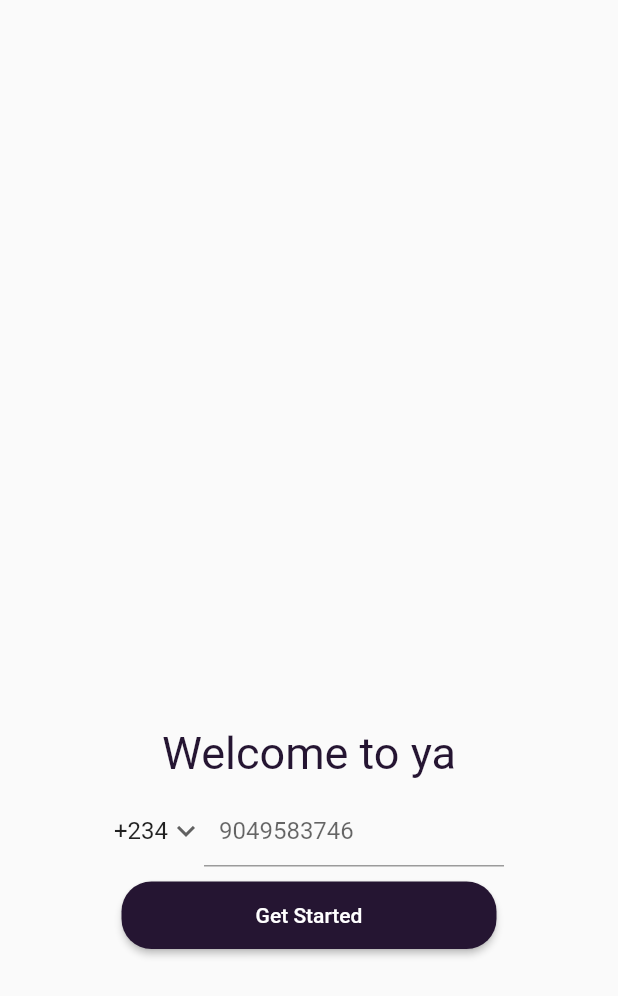
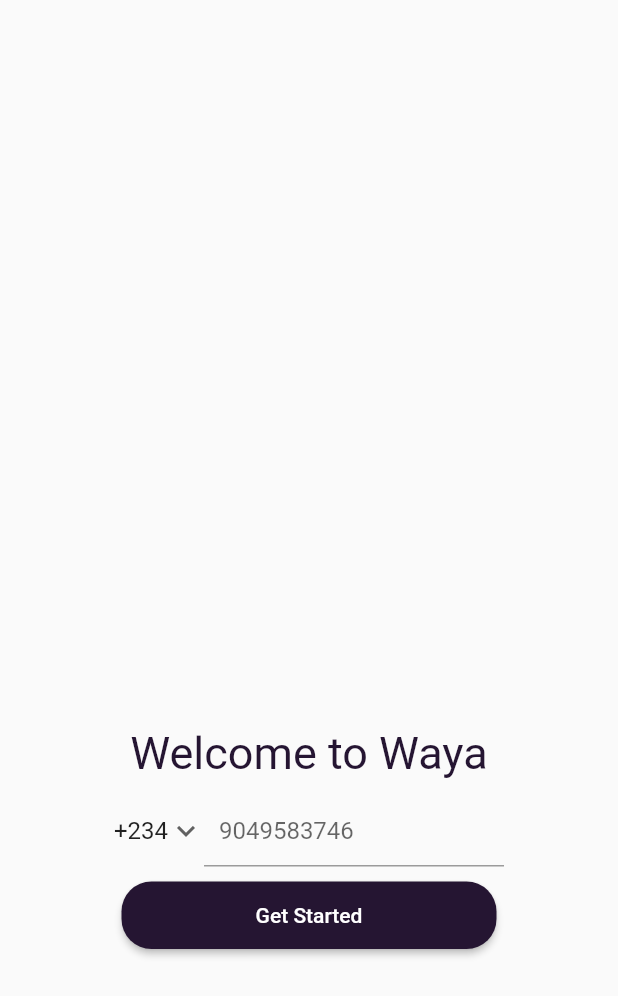
Before and after one commit to sonysn/waya-ui-flutter, a Flutter app: the screen it shows after launch, on a phone screen of 412 x 824 dp. Shown: the top 996 px of the screen. Run offline on Flutter 3.47's test engine with Material 2 defaults, Android fonts, the phone set to English and light mode, and no system bars; our stand-ins replace flutter_map, latlong2, location; missing offline and left inert: geocode, time_greeting.

```diff
--- a/lib/screens/welcomepage.dart
+++ b/lib/screens/welcomepage.dart
@@ -28,7 +28,7 @@ class _WelcomePageState extends State<WelcomePage> {
             child: Column(
               children: [
                 const Text(
-                  "Welcome to ya",
+                  "Welcome to Waya",
                   style: TextStyle(fontSize: 30, color: customPurple),
                 ),
                 const SizedBox(
```
